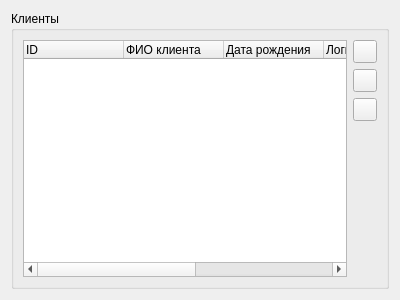
The window that Admin/MainManager/clientsWidget/cclientswidget.ui (Demonist/TCS) describes before a commit, drawn with Qt 5.
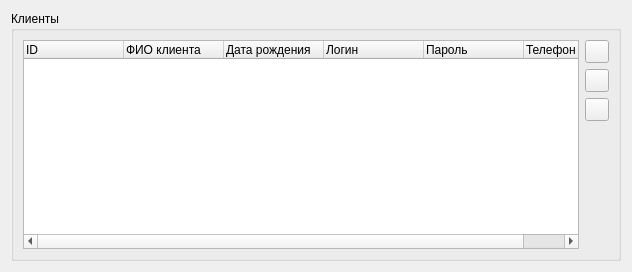
The same window after the commit. Icons and pictures are not drawn.

What changed in the file:
```diff
--- a/Admin/MainManager/clientsWidget/cclientswidget.ui
+++ b/Admin/MainManager/clientsWidget/cclientswidget.ui
@@ -6,8 +6,8 @@
    <rect>
     <x>0</x>
     <y>0</y>
-    <width>400</width>
-    <height>300</height>
+    <width>632</width>
+    <height>272</height>
    </rect>
   </property>
   <property name="windowTitle">
```
Left out of the diff: 9 changed lines with no effect on the pictures.
